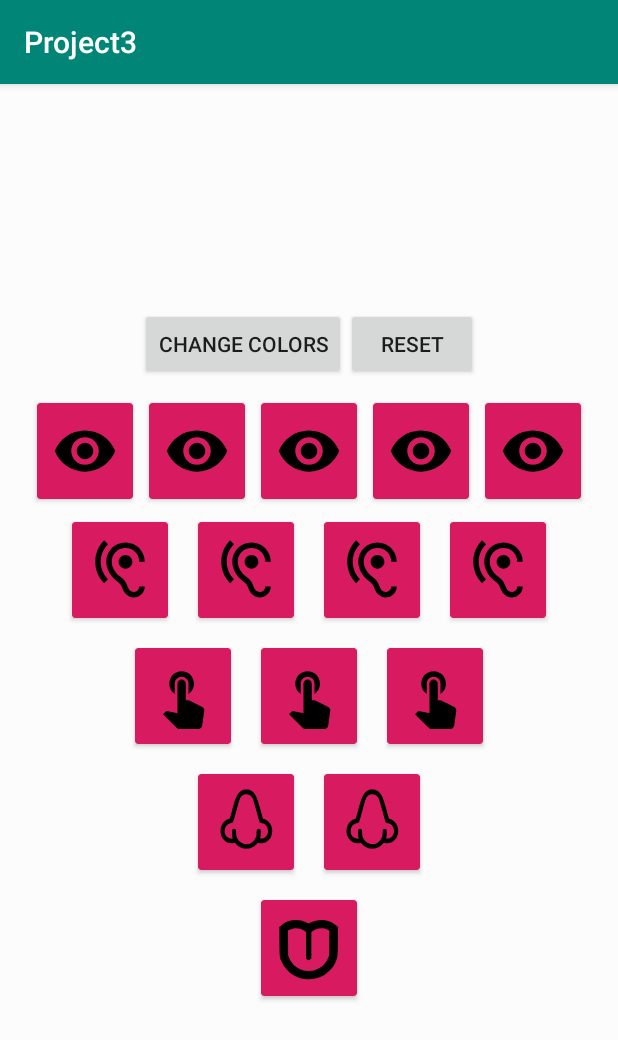
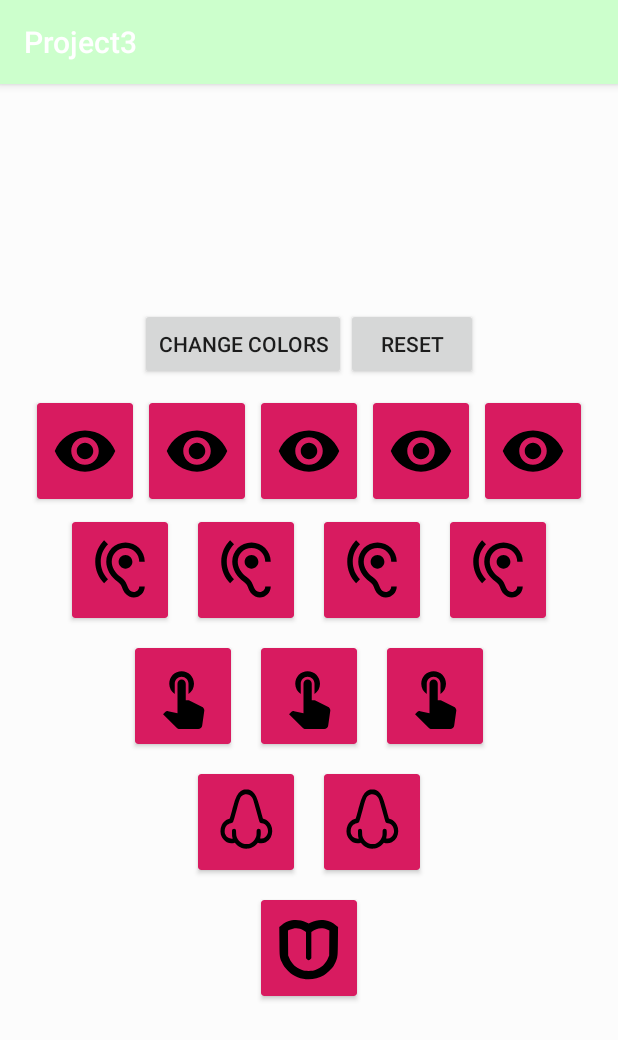
Before and after one commit to EasyInterest/spring19RedoneProject3, an Android app: the screen it shows after launch (MainActivity), on a phone screen of 412 x 824 dp. Shown: the top 1040 px of the screen. Run offline under Robolectric (Android 15) with nearby library versions, the phone set to English and light mode, and no system bars.

Commit message:
Added dynamic primary color theme changing to the postclick color

```diff
--- a/app/src/main/java/com/example/abkire/project3/MainActivity.java
+++ b/app/src/main/java/com/example/abkire/project3/MainActivity.java
@@ -2,6 +2,7 @@ package com.example.abkire.project3;
 
 import android.content.Intent;
 import android.graphics.Color;
+import android.graphics.drawable.ColorDrawable;
 import android.media.MediaPlayer;
 import android.support.v7.app.AppCompatActivity;
 import android.os.Bundle;
@@ -24,8 +25,9 @@ public class MainActivity extends AppCompatActivity {
     @Override
     public void onResume()
     {
+        getSupportActionBar().setBackgroundDrawable(
+                new ColorDrawable(Integer.parseInt(DataHolder.getInstance().getData())));
         super.onResume();
-
 
 
         for(CardView c : cardViewsClicked)
@@ -36,15 +38,18 @@ public class MainActivity extends AppCompatActivity {
     }
     @Override
     protected void onCreate(Bundle savedInstanceState) {
+        if(first) {
+            DataHolder.getInstance().setData("" + getResources().getColor(R.color.postclick));
+            first = false;
+        }
+        getSupportActionBar().setBackgroundDrawable(
+                new ColorDrawable(Integer.parseInt(DataHolder.getInstance().getData())));
         super.onCreate(savedInstanceState);
         setContentView(R.layout.activity_main);
 
 
         resetButton = (Button) findViewById(R.id.reset_button);
-        if(first) {
-            DataHolder.getInstance().setData("" + getResources().getColor(R.color.postclick));
-            first = false;
-        }
+
 
 
 
```
